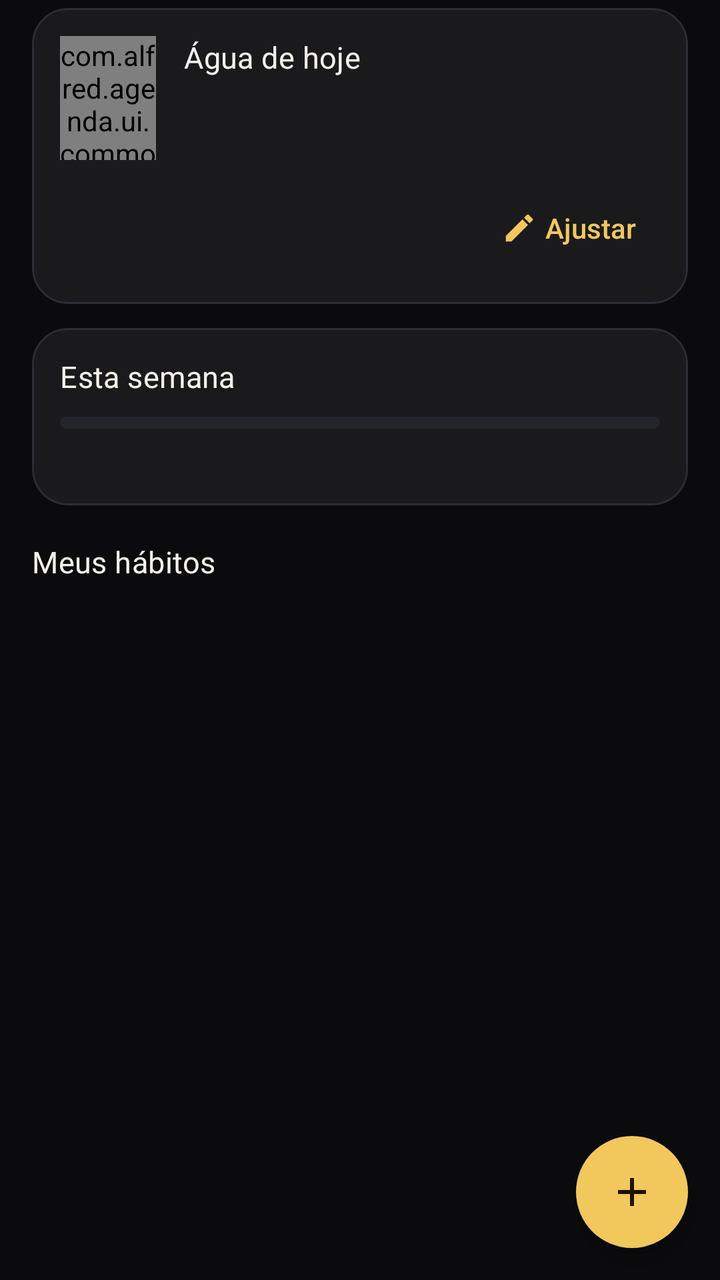
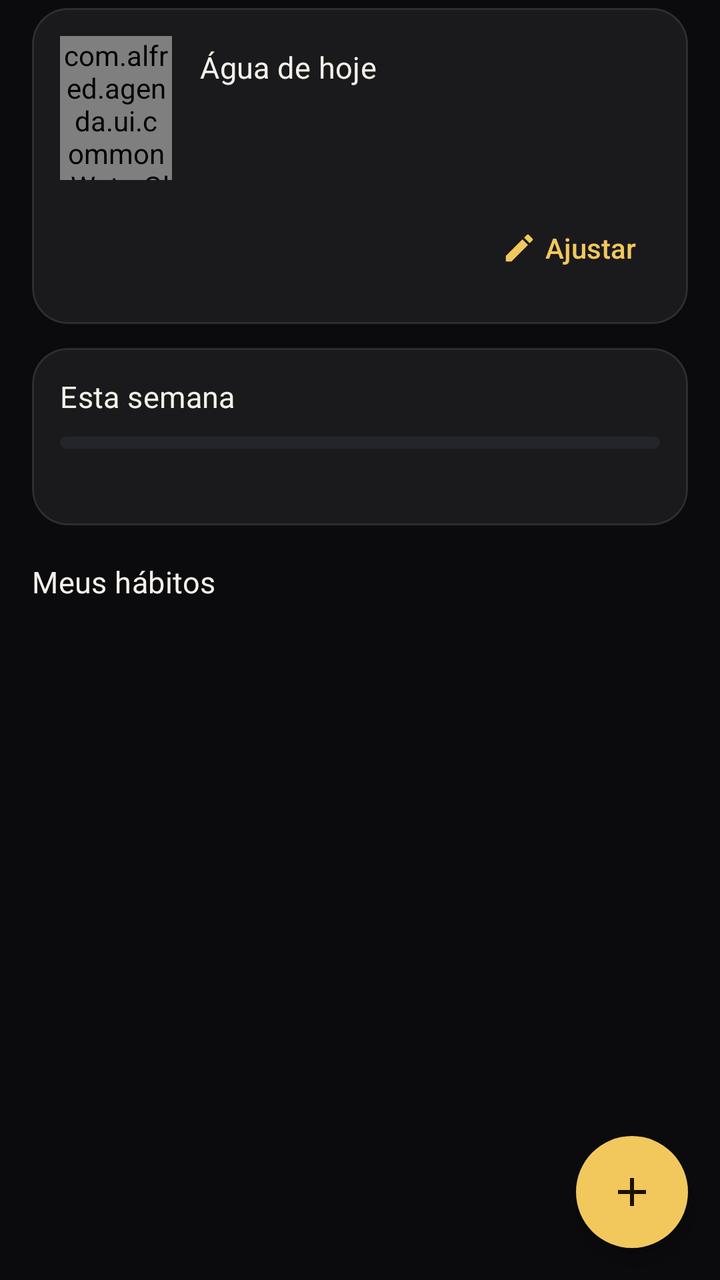

Screens rendered from an Android XML layout before and after an edit, with the pre-edit source and the edit as a unified diff.
<!-- AndroidManifest.xml: application theme Theme.Alfred -->
<!-- res/layout/fragment_habits.xml -->
<?xml version="1.0" encoding="utf-8"?>
<FrameLayout xmlns:android="http://schemas.android.com/apk/res/android"
    xmlns:app="http://schemas.android.com/apk/res-auto"
    android:layout_width="match_parent"
    android:layout_height="match_parent">

    <androidx.core.widget.NestedScrollView
        android:layout_width="match_parent"
        android:layout_height="match_parent">

        <LinearLayout
            android:layout_width="match_parent"
            android:layout_height="wrap_content"
            android:orientation="vertical"
            android:paddingHorizontal="@dimen/screen_padding"
            android:paddingTop="4dp"
            android:paddingBottom="@dimen/list_bottom_space">

            
            <com.google.android.material.card.MaterialCardView
                android:id="@+id/water_card"
                style="?attr/materialCardViewFilledStyle"
                android:layout_width="match_parent"
                android:layout_height="wrap_content"
                android:layout_marginBottom="12dp">

                <LinearLayout
                    android:layout_width="match_parent"
                    android:layout_height="wrap_content"
                    android:orientation="vertical"
                    android:padding="14dp">

                    <LinearLayout
                        android:layout_width="match_parent"
                        android:layout_height="wrap_content"
                        android:gravity="center_vertical"
                        android:orientation="horizontal">

                        <com.alfred.agenda.ui.common.WaterGlassView
                            android:id="@+id/water_glass"
                            android:layout_width="48dp"
                            android:layout_height="62dp" />

                        <LinearLayout
                            android:layout_width="0dp"
                            android:layout_height="wrap_content"
                            android:layout_marginStart="14dp"
                            android:layout_weight="1"
                            android:orientation="vertical">

                            <TextView
                                android:layout_width="wrap_content"
                                android:layout_height="wrap_content"
                                android:text="@string/water_title"
                                android:textAppearance="@style/TextAppearance.Alfred.Section" />

                            <TextView
                                android:id="@+id/water_amount"
                                android:layout_width="wrap_content"
                                android:layout_height="wrap_content"
                                android:fontFamily="sans-serif-medium"
                                android:textColor="@color/info"
                                android:textSize="18sp" />

                            <TextView
                                android:id="@+id/water_detail"
                                android:layout_width="match_parent"
                                android:layout_height="wrap_content"
                                android:textAppearance="@style/TextAppearance.Alfred.Caption" />
                        </LinearLayout>
                    </LinearLayout>

                    
                    <LinearLayout
                        android:id="@+id/water_buttons"
                        android:layout_width="match_parent"
                        android:layout_height="wrap_content"
                        android:layout_marginTop="10dp"
                        android:orientation="horizontal" />

                    <com.google.android.material.button.MaterialButton
                        android:id="@+id/water_adjust"
                        style="?attr/borderlessButtonStyle"
                        android:layout_width="wrap_content"
                        android:layout_height="wrap_content"
                        android:layout_gravity="end"
                        android:text="@string/water_adjust"
                        app:icon="@drawable/ic_edit" />
                </LinearLayout>
            </com.google.android.material.card.MaterialCardView>

            
            <com.google.android.material.card.MaterialCardView
                android:id="@+id/summary_card"
                style="?attr/materialCardViewFilledStyle"
                android:layout_width="match_parent"
                android:layout_height="wrap_content">

                <LinearLayout
                    android:layout_width="match_parent"
                    android:layout_height="wrap_content"
                    android:orientation="vertical"
                    android:padding="14dp">

                    <LinearLayout
                        android:layout_width="match_parent"
                        android:layout_height="wrap_content"
                        android:orientation="horizontal">

                        <TextView
                            android:layout_width="0dp"
                            android:layout_height="wrap_content"
                            android:layout_weight="1"
                            android:text="@string/habits_week_title"
                            android:textAppearance="@style/TextAppearance.Alfred.Section" />

                        <TextView
                            android:id="@+id/week_percent"
                            android:layout_width="wrap_content"
                            android:layout_height="wrap_content"
                            android:fontFamily="sans-serif-medium"
                            android:textColor="@color/highlight" />
                    </LinearLayout>

                    <com.google.android.material.progressindicator.LinearProgressIndicator
                        android:id="@+id/week_bar"
                        android:layout_width="match_parent"
                        android:layout_height="wrap_content"
                        android:layout_marginTop="10dp"
                        android:max="100" />

                    <TextView
                        android:id="@+id/week_detail"
                        android:layout_width="match_parent"
                        android:layout_height="wrap_content"
                        android:layout_marginTop="8dp"
                        android:textAppearance="@style/TextAppearance.Alfred.Caption" />
                </LinearLayout>
            </com.google.android.material.card.MaterialCardView>

            <TextView
                android:id="@+id/list_title"
                android:layout_width="wrap_content"
                android:layout_height="wrap_content"
                android:layout_marginTop="18dp"
                android:layout_marginBottom="4dp"
                android:text="@string/habits_list_title"
                android:textAppearance="@style/TextAppearance.Alfred.Section" />

            <androidx.recyclerview.widget.RecyclerView
                android:id="@+id/list"
                android:layout_width="match_parent"
                android:layout_height="wrap_content"
                android:nestedScrollingEnabled="false"
                app:layoutManager="androidx.recyclerview.widget.LinearLayoutManager" />

            <include layout="@layout/view_empty_state" />
        </LinearLayout>
    </androidx.core.widget.NestedScrollView>

    <com.google.android.material.floatingactionbutton.FloatingActionButton
        android:id="@+id/fab"
        android:layout_width="wrap_content"
        android:layout_height="wrap_content"
        android:layout_gravity="bottom|end"
        android:layout_margin="16dp"
        android:contentDescription="@string/habit_new"
        app:srcCompat="@drawable/ic_add" />
</FrameLayout>
<!-- res/layout/view_empty_state.xml (included above) -->
<?xml version="1.0" encoding="utf-8"?>
<LinearLayout xmlns:android="http://schemas.android.com/apk/res/android"
    xmlns:app="http://schemas.android.com/apk/res-auto"
    android:id="@+id/empty_state"
    android:layout_width="match_parent"
    android:layout_height="wrap_content"
    android:gravity="center_horizontal"
    android:orientation="vertical"
    android:paddingHorizontal="32dp"
    android:paddingVertical="28dp"
    android:visibility="gone">

    <FrameLayout
        android:id="@+id/empty_icon_frame"
        android:layout_width="64dp"
        android:layout_height="64dp"
        android:background="@drawable/bg_icon_circle">

        <ImageView
            android:id="@+id/empty_icon"
            android:layout_width="28dp"
            android:layout_height="28dp"
            android:layout_gravity="center"
            android:importantForAccessibility="no"
            app:tint="@color/highlight" />
    </FrameLayout>

    <TextView
        android:id="@+id/empty_title"
        android:layout_width="wrap_content"
        android:layout_height="wrap_content"
        android:layout_marginTop="14dp"
        android:gravity="center"
        android:textAppearance="@style/TextAppearance.Alfred.Title" />

    <TextView
        android:id="@+id/empty_message"
        android:layout_width="wrap_content"
        android:layout_height="wrap_content"
        android:layout_marginTop="4dp"
        android:gravity="center"
        android:textAppearance="@style/TextAppearance.Alfred.Caption" />

    <com.google.android.material.button.MaterialButton
        android:id="@+id/empty_action"
        android:layout_width="wrap_content"
        android:layout_height="wrap_content"
        android:layout_marginTop="14dp"
        android:visibility="gone"
        app:icon="@drawable/ic_add" />
</LinearLayout>
<!-- resources referenced by this layout -->
<resources>
  <color name="highlight">#FFF2C75C</color>
  <color name="info">#FF65B9FF</color>
  <dimen name="list_bottom_space">96dp</dimen>
  <dimen name="screen_padding">16dp</dimen>
  <!-- drawable bg_icon_circle (drawable) -->
  <?xml version="1.0" encoding="utf-8"?>
  <shape xmlns:android="http://schemas.android.com/apk/res/android" android:shape="oval">
      <solid android:color="@color/gold_container" />
      <stroke android:width="1.5dp" android:color="@color/highlight" />
  </shape>
  <string name="habit_new">Novo hábito</string>
  <string name="habits_list_title">Meus hábitos</string>
  <string name="habits_week_title">Esta semana</string>
  <string name="water_adjust">Ajustar</string>
  <string name="water_title">Água de hoje</string>
  <style name="TextAppearance.Alfred.Caption" parent="TextAppearance.Material3.BodySmall">
          <item name="android:textColor">@color/text_secondary</item>
          <item name="android:textSize">12sp</item>
      </style>
  <style name="TextAppearance.Alfred.Section" parent="TextAppearance.Material3.TitleMedium">
          <item name="android:fontFamily">sans-serif-medium</item>
          <item name="android:textColor">@color/text_primary</item>
          <item name="android:textSize">15sp</item>
      </style>
  <style name="TextAppearance.Alfred.Title" parent="TextAppearance.Material3.TitleMedium">
          <item name="android:fontFamily">sans-serif-medium</item>
          <item name="android:textColor">@color/text_primary</item>
          <item name="android:textSize">16sp</item>
      </style>
  <color name="gold_container">#FF2E2716</color>
  <color name="text_secondary">#FFA3A3AA</color>
  <color name="text_primary">#FFF4F1EA</color>
  <color name="on_highlight">#FF1A1404</color>
  <color name="on_accent">#FF121316</color>
  <color name="study">#FF9B7BFF</color>
  <color name="error">#FFF16D70</color>
  <color name="black">#FF0B0B0D</color>
  <color name="graphite">#FF111318</color>
  <color name="graphite_light">#FF1A1A1D</color>
  <color name="graphite_lighter">#FF24252B</color>
  <color name="outline">#FF2C2D34</color>
  <style name="Widget.Alfred.Card" parent="Widget.Material3.CardView.Filled">
          <item name="cardBackgroundColor">@color/graphite_light</item>
          <item name="cardCornerRadius">@dimen/radius_card</item>
          <item name="cardElevation">0dp</item>
          <item name="strokeColor">@color/outline</item>
          <item name="strokeWidth">1dp</item>
      </style>
  <style name="Widget.Alfred.Button.Text" parent="Widget.Material3.Button.TextButton">
          <item name="android:textColor">@color/highlight</item>
          <item name="iconTint">@color/highlight</item>
          <item name="android:letterSpacing">0</item>
          <item name="android:textAllCaps">false</item>
      </style>
  <style name="Widget.Alfred.FAB" parent="Widget.Material3.FloatingActionButton.Primary">
          <item name="backgroundTint">@color/highlight</item>
          <item name="tint">@color/on_highlight</item>
          <item name="shapeAppearanceOverlay">@style/ShapeAppearance.Alfred.Circle</item>
      </style>
  <style name="ThemeOverlay.Alfred.Dialog" parent="ThemeOverlay.Material3.MaterialAlertDialog">
          <item name="colorSurface">@color/graphite_light</item>
          <item name="colorSurfaceContainerHigh">@color/graphite_light</item>
      </style>
  <style name="ThemeOverlay.Alfred.BottomSheet" parent="ThemeOverlay.Material3.BottomSheetDialog">
          <item name="colorSurface">@color/graphite</item>
          <item name="colorSurfaceContainerLow">@color/graphite</item>
      </style>
  <dimen name="radius_card">18dp</dimen>
  <dimen name="radius_control">12dp</dimen>
  <style name="ShapeAppearance.Alfred.Circle" parent="">
          <item name="cornerFamily">rounded</item>
          <item name="cornerSize">50%</item>
      </style>
  <!-- unchanged entries left out for length: 7 -->
</resources>

<!-- the commit's change to res/layout/fragment_habits.xml (unified diff, before → after) -->
@@ -38,8 +38,8 @@
 
                         <com.alfred.agenda.ui.common.WaterGlassView
                             android:id="@+id/water_glass"
-                            android:layout_width="48dp"
-                            android:layout_height="62dp" />
+                            android:layout_width="56dp"
+                            android:layout_height="72dp" />
 
                         <LinearLayout
                             android:layout_width="0dp"
